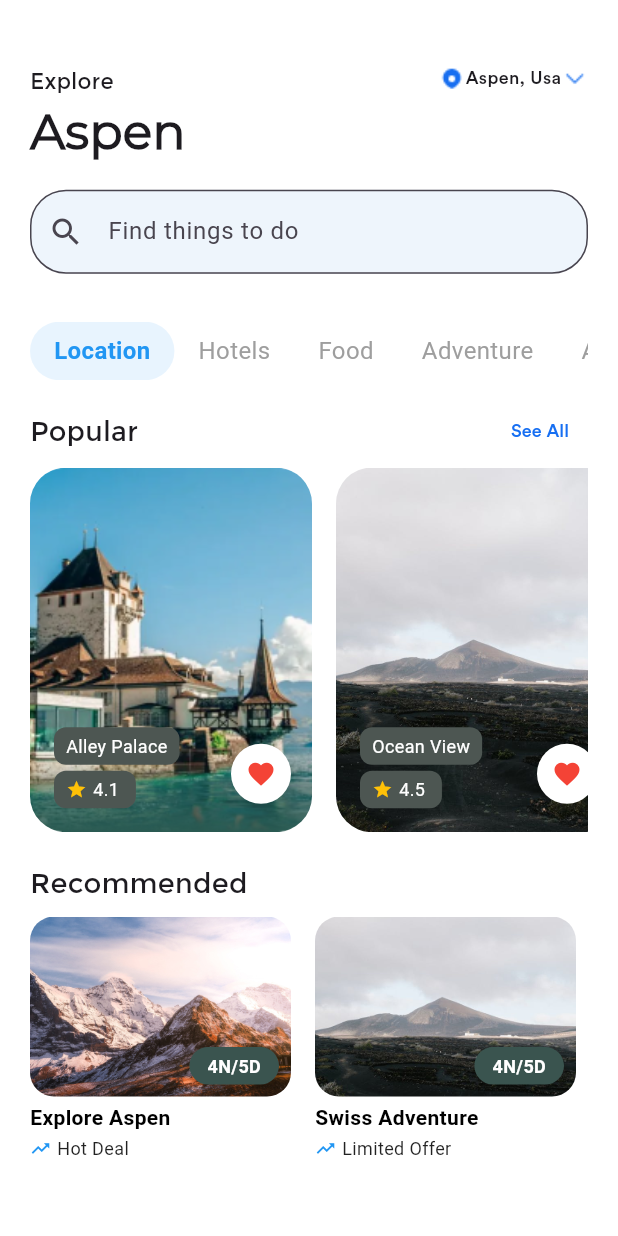
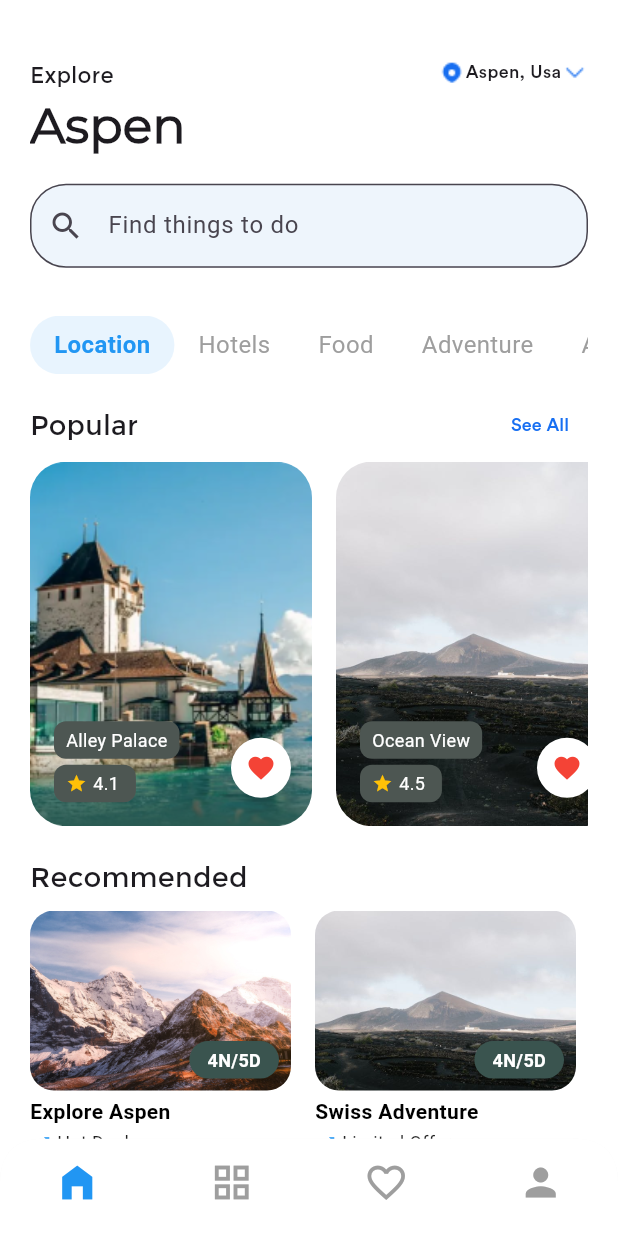
Before and after one commit to takiul-sumon/Travel-App, a Flutter app: the ChooseHotel screen opened directly, on a phone screen of 412 x 824 dp. Run offline on Flutter 3.47's test engine with Material 3 defaults, Android fonts, the phone set to English and light mode, and no system bars; our stand-ins replace sizer.

Commit message:
Almost done

```diff
--- a/lib/Hotel_List.dart
+++ b/lib/Hotel_List.dart
@@ -1,5 +1,6 @@
 import 'package:flutter/material.dart';
 import 'package:sizer/sizer.dart';
+import 'package:travel_app/Hotel_Details.dart';
 
 class ChooseHote extends StatelessWidget {
   final List<Map<String, dynamic>> hotels;
@@ -13,14 +14,18 @@ class ChooseHote extends StatelessWidget {
       scrollDirection: Axis.horizontal,
       itemBuilder: (context, index) {
         final hotel = hotels[index];
-        return Padding(
-          padding:
-              const EdgeInsets.fromLTRB(0, 0, 16, 0),
+        return GestureDetector(
+          onTap: () {
+            Navigator.of(context)
+                .push(MaterialPageRoute(builder: (context) => HotelDetails()));
+          },
+          child: Padding(
+            padding: const EdgeInsets.fromLTRB(0, 0, 16, 0),
             child: HotelCard(
               name: hotel['name'],
-            rating: hotel['rating']
-                .toString(),
+              rating: hotel['rating'].toString(),
               image: hotel['image'],
+            ),
           ),
         );
       },
@@ -113,12 +118,12 @@ class HotelCard extends StatelessWidget {
                     ),
                   ],
                 ),
-
               ],
             ),
           ),
           Positioned(
-            right: 10,bottom: 15,
+            right: 10,
+            bottom: 15,
             child: IconButton(
               onPressed: () {},
               // padding: const EdgeInsets.all(8),
@@ -135,7 +140,8 @@ class HotelCard extends StatelessWidget {
                 color: Colors.red,
                 size: 20,
               ),
-                ),)
+            ),
+          )
         ],
       ),
     );
--- a/lib/dashboard.dart
+++ b/lib/dashboard.dart
@@ -2,6 +2,7 @@ import 'package:flutter/material.dart';
 import 'package:sizer/sizer.dart';
 import 'package:travel_app/Hotel_List.dart';
 import 'package:travel_app/bottom.dart';
+import 'package:travel_app/bottom_navigation.dart';
 import 'package:travel_app/travel_list.dart';
 
 class ChooseHotel extends StatefulWidget {
@@ -39,14 +40,14 @@ class _ChooseHotelState extends State<ChooseHotel> {
         'image': 'assets/photos/image1.jpg'
       },
     ];
-    print(MediaQuery.of(context).size.height);
-    print(MediaQuery.of(context).size.width);
     return Scaffold(
       backgroundColor: Colors.white,
-      body: Padding(
-        padding: const EdgeInsets.symmetric(horizontal: 20, vertical: 44),
+      bottomNavigationBar: HomeScreen(),
+      body: Padding(padding:const EdgeInsets.fromLTRB(20, 40, 20, 0),
+        child: SingleChildScrollView(
           child: Column(mainAxisAlignment: MainAxisAlignment.start, children: [
-          const BottomPart(), SizedBox(height: 2.h),
+            const BottomPart(),
+            SizedBox(height: 2.h),
             TextFormField(
               decoration: InputDecoration(
                 hintText: 'Find things to do',
@@ -123,8 +124,9 @@ class _ChooseHotelState extends State<ChooseHotel> {
                 height: 29.5.h,
                 width: double.infinity,
                 child: ChooseHote(hotels: hotels)),
-              SizedBox(height: 2.46.h,),
-
+            SizedBox(
+              height: 2.46.h,
+            ),
             Row(
               mainAxisAlignment: MainAxisAlignment.start,
               children: [
@@ -137,11 +139,13 @@ class _ChooseHotelState extends State<ChooseHotel> {
             const SizedBox(
               height: 10,
             ),
-           SizedBox(height: 21.4.h,width: double.infinity,
-            child: TravelListScreen())
+            SizedBox(
+                height: 21.4.h,
+                width: double.infinity,
+                child: const TravelListScreen()),
           ]),
         ),
-
+      ),
     );
   }
 }
--- a/lib/main.dart
+++ b/lib/main.dart
@@ -1,6 +1,6 @@
 import 'package:flutter/material.dart';
 import 'package:sizer/sizer.dart';
-import 'package:travel_app/dashboard.dart';
+import 'package:travel_app/Splash_Screan/Splash_Screan.dart';
 
 void main() {
   runApp(const MyApp());
@@ -9,13 +9,12 @@ void main() {
 class MyApp extends StatelessWidget {
   const MyApp({super.key});
 
-  // This widget is the root of your application.
   @override
   Widget build(BuildContext context) {
-    return Sizer(builder: (context,orientation,devicetype) => MaterialApp(
+    return Sizer(builder: (context,orientation,devicetype) =>const MaterialApp(
       debugShowCheckedModeBanner: false,
         title: 'Flutter Demo',
-        home: ChooseHotel(),
+        home: Splash_Screan(),
       ),
     );
   }
--- a/lib/travel_list.dart
+++ b/lib/travel_list.dart
@@ -24,7 +24,8 @@ class TravelListScreen extends StatelessWidget {
   @override
   Widget build(BuildContext context) {
     return SizedBox(
-      height: 174, // Increased height slightly to fit text
+      height: 174,
+      width: 142, // Increased height slightly to fit text
       child: ListView.builder(
         scrollDirection: Axis.horizontal,
         // padding: const EdgeInsets.symmetric(horizontal: 16),
```
Lines whose indentation alone changed are shown as unchanged.
